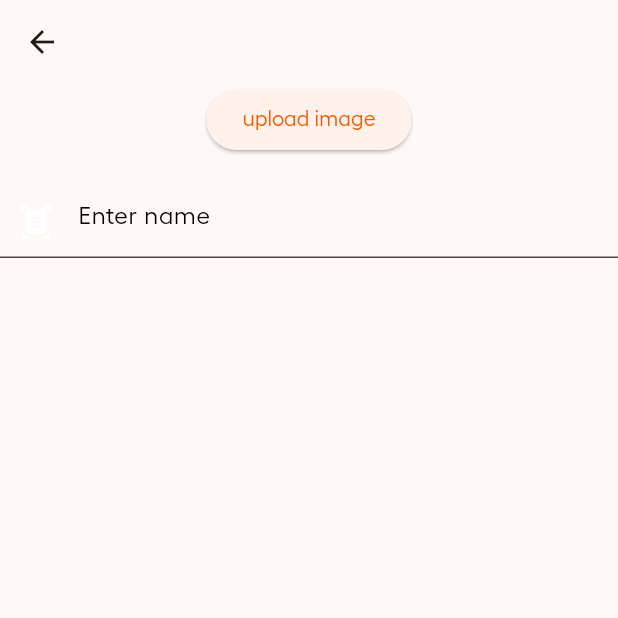
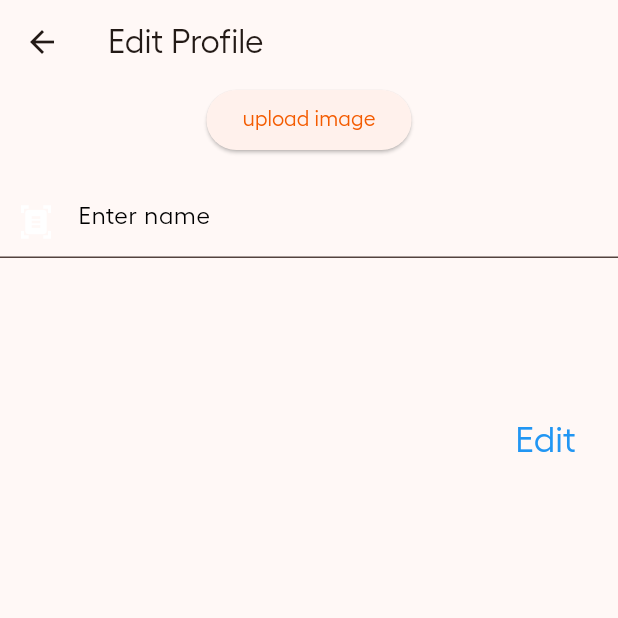
Before and after one commit to doaa85/RecipeApp, a Flutter app: the EditProfilePage screen opened directly, after a tap on "upload image", on a phone screen of 412 x 824 dp, the top half of it. Run offline on Flutter 3.47's test engine with Material 3 defaults, Android fonts, the phone set to English and light mode, and no system bars; our stand-ins replace carousel_slider, cloud_firestore, dots_indicator, file_picker, firebase_auth, firebase_core and 6 more; missing offline and left inert: flexible_grid_view, overlay_kit; accounts and stored records are empty.

Commit message:
changed files

```diff
--- a/lib/pages/all_recipes.pages.dart
+++ b/lib/pages/all_recipes.pages.dart
@@ -21,7 +21,7 @@ class _AllRecipesPageState extends State<AllRecipesPage> {
   @override
   Widget build(BuildContext context) {
     return Scaffold(
-        appBar: AppBar(),
+        appBar: AppBar(title: Text('All Recipes')),
         body: Consumer<RecipesProvider>(
             builder: (ctx, recipesProvider, _) =>
                 recipesProvider.recipesList == null
--- a/lib/pages/edit_profile_page.pages.dart
+++ b/lib/pages/edit_profile_page.pages.dart
@@ -1,8 +1,5 @@
-import 'package:file_picker/file_picker.dart';
-import 'package:firebase_auth/firebase_auth.dart';
-import 'package:firebase_storage/firebase_storage.dart';
 import 'package:flutter/material.dart';
-import 'package:overlay_kit/overlay_kit.dart';
+import 'package:provider/provider.dart';
 import 'package:recipe_app/provider/app_auth.provider.dart';
 
 class EditProfilePage extends StatefulWidget {
@@ -19,51 +16,58 @@ class _EditProfilePageState extends State<EditProfilePage> {
 
   @override
   Widget build(BuildContext context) {
-    return Scaffold(
-      appBar: AppBar(),
+    return Consumer<AppAuthProvider>(
+        builder: ((context, authProvider, child) => Scaffold(
+              appBar: AppBar(
+                title: Text('Edit Profile'),
+              ),
               body: Center(
+                  child: Form(
+                key: authProvider.formKey,
                 child: Column(
                   children: [
                     ElevatedButton(
-              onPressed: () async {
-                OverlayLoadingProgress.start();
-
-                var imageResult = await FilePicker.platform
-                    .pickFiles(type: FileType.image, withData: true);
-
-                var refresnce = FirebaseStorage.instance
-                    .ref('reciepes/${imageResult?.files.first.name}');
-
-                if (imageResult?.files.first.bytes != null) {
-                  var uploadResult = await refresnce.putData(
-                      imageResult!.files.first.bytes!,
-                      SettableMetadata(contentType: 'image/png'));
-
-                  if (uploadResult.state == TaskState.success) {
-                    print(
-                        '?????image upload successfully ${await refresnce.getDownloadURL()}');
-                  }
+                        onPressed: () {
+                          Provider.of<AppAuthProvider>(context, listen: false)
+                              .updateUserImage(context);
                         }
 
-                OverlayLoadingProgress.stop();
-              },
+                        //  () async {
+                        //   OverlayLoadingProgress.start();
+
+                        //   var imageResult = await FilePicker.platform
+                        //       .pickFiles(type: FileType.image, withData: true);
+
+                        //   var refresnce = FirebaseStorage.instance
+                        //       .ref('reciepes/${imageResult?.files.first.name}');
+
+                        //   if (imageResult?.files.first.bytes != null) {
+                        //     var uploadResult = await refresnce.putData(
+                        //         imageResult!.files.first.bytes!,
+                        //         SettableMetadata(contentType: 'image/png'));
+
+                        //     if (uploadResult.state == TaskState.success) {
+                        //       print(
+                        //           '?????image upload successfully ${await refresnce.getDownloadURL()}');
+                        //     }
+                        //   }
+
+                        //   OverlayLoadingProgress.stop();
+                        // },
+                        ,
                         child: const Text('upload image')),
-          SizedBox(
+                    const SizedBox(
                       height: 20,
                     ),
-          TextFormField(
-            onFieldSubmitted: (value) async {
-              if (nameController.text.isNotEmpty) {
-                // String value = nameController.text;
-                await FirebaseAuth.instance.currentUser
-                    ?.updateDisplayName(nameController.text);
+                    TextField(
+                      controller: authProvider.nameController,
+                      onChanged: (value) {
+                        String value = nameController.text;
 
+                        print(value);
                         nameController.clear();
-              }
-              Navigator.of(context).pop();
                       },
                       style: TextStyle(color: Colors.black),
-            controller: AppAuthProvider().nameController,
                       decoration: const InputDecoration(
                           border: UnderlineInputBorder(
                               borderSide: BorderSide(color: Colors.black)),
@@ -75,9 +79,32 @@ class _EditProfilePageState extends State<EditProfilePage> {
                             Icons.document_scanner,
                             color: Colors.white,
                           )),
-          )
+                    ),
+                    const SizedBox(
+                      height: 80,
+                    ),
+                    TextButton(
+                        onPressed: () {
+                          Provider.of<AppAuthProvider>(context, listen: false)
+                              .updateUserName(context, nameController.text);
+                          Navigator.of(context).pop();
+                        },
+                        child: const Padding(
+                          padding: EdgeInsets.all(16),
+                          child: Row(
+                            mainAxisAlignment: MainAxisAlignment.end,
+                            children: [
+                              Text(
+                                'Edit',
+                                style:
+                                    TextStyle(fontSize: 24, color: Colors.blue),
+                              ),
                             ],
+                          ),
+                        ))
+                  ],
+                ),
               )),
-    );
+            )));
   }
 }
--- a/lib/provider/app_auth.provider.dart
+++ b/lib/provider/app_auth.provider.dart
@@ -1,4 +1,8 @@
+import 'dart:io';
+
+import 'package:file_picker/file_picker.dart';
 import 'package:firebase_auth/firebase_auth.dart';
+import 'package:firebase_storage/firebase_storage.dart';
 import 'package:flutter/material.dart';
 import 'package:overlay_kit/overlay_kit.dart';
 import 'package:recipe_app/pages/home_page.pages.dart';
@@ -151,4 +155,106 @@ class AppAuthProvider extends ChangeNotifier {
     }
     OverlayLoadingProgress.stop();
   }
+
+  Future<void> updateUserProfile(String value) async {
+    try {
+      if (formKey?.currentState?.validate() ?? false) {
+        OverlayLoadingProgress.start();
+        var credentials = await FirebaseAuth.instance
+            .createUserWithEmailAndPassword(
+                email: emailController!.text,
+                password: passwordController!.text);
+
+        if (credentials.user != null) {
+          await credentials.user?.updateDisplayName(nameController!.text);
+          FirebaseAuth.instance.currentUser?.updatePhotoURL(
+              'https://firebasestorage.googleapis.com/v0/b/recipe-app-6d083.appspot.com/o/reciepes%2FIMG_%D9%A2%D9%A0%D9%A2%D9%A3%D9%A0%D9%A6%D9%A2%D9%A3_%D9%A2%D9%A3%D9%A0%D9%A7%D9%A3%D9%A4.jpg?alt=media&token=c0478655-9e3d-44c1-878d-f48fc2b6dec2');
+          OverlayLoadingProgress.stop();
+          // providerDispose();
+
+          // if (context.mounted) {
+          //   Navigator.pushReplacement(
+          //       context, MaterialPageRoute(builder: (_) => SettingsPage()));
+          // }
+        }
+        OverlayLoadingProgress.stop();
+      }
+    } catch (e) {
+      OverlayLoadingProgress.stop();
+    }
+  }
+   Future<void> updateUserName(BuildContext context, String newName) async {
+    try {
+      OverlayLoadingProgress.start();
+      User? currentUser = FirebaseAuth.instance.currentUser;
+      await currentUser?.updateDisplayName(newName);
+      OverlayLoadingProgress.stop();
+      OverlayToastMessage.show(
+        widget: const ToastMessageWidget(
+          message: 'Your name has been updated successfully',
+          toastMessageStatus: ToastMessageStatus.success,
+        ),
+      );
+    } catch (e) {
+      OverlayLoadingProgress.stop();
+      OverlayToastMessage.show(
+        widget: const ToastMessageWidget(
+          message: 'Failed to update name. Please try again.',
+          toastMessageStatus: ToastMessageStatus.failed,
+        ),
+      );
+    }
+  }
+  Future<void> updateUserImage(BuildContext context) async {
+    try {
+      OverlayLoadingProgress.start();
+      FilePickerResult? result = await FilePicker.platform.pickFiles(
+        type: FileType.image,
+        allowMultiple: false,
+      );
+
+      if (result != null && result.files.isNotEmpty) {
+        File file = File(result.files.single.path!);
+        User? currentUser = FirebaseAuth.instance.currentUser;
+
+        Reference ref = FirebaseStorage.instance
+            .ref()
+            .child('profile_images/${currentUser?.uid}.jpg');
+
+        UploadTask uploadTask = ref.putFile(file);
+        TaskSnapshot snapshot = await uploadTask.whenComplete(() => null);
+
+        if (snapshot.state == TaskState.success) {
+          String imageUrl = await ref.getDownloadURL();
+          await currentUser?.updatePhotoURL(imageUrl);
+          OverlayLoadingProgress.stop();
+          OverlayToastMessage.show(
+            widget: const ToastMessageWidget(
+              message: ' image has been updated successfully',
+              toastMessageStatus: ToastMessageStatus.success,
+            ),
+          );
+        } else {
+          throw Exception('Failed to upload image');
+        }
+      } else {
+        OverlayLoadingProgress.stop();
+        OverlayToastMessage.show(
+          widget: const ToastMessageWidget(
+            message: 'No image selected',
+            toastMessageStatus: ToastMessageStatus.failed,
+          ),
+        );
+      }
+    } catch (e) {
+      print('Error updating profile image: $e');
+      OverlayLoadingProgress.stop();
+      OverlayToastMessage.show(
+        widget: const ToastMessageWidget(
+          message: 'Failed to update profile image. Please try again.',
+          toastMessageStatus: ToastMessageStatus.failed,
+        ),
+      );
+    }
+  }
 }
--- a/lib/widgets/recipe_recently_widget.widgets.dart
+++ b/lib/widgets/recipe_recently_widget.widgets.dart
@@ -2,7 +2,7 @@ import 'package:flutter/material.dart';
 import 'package:flutter_rating_bar/flutter_rating_bar.dart';
 import 'package:provider/provider.dart';
 import 'package:recipe_app/models/recipes.model.dart';
-import 'package:recipe_app/pages/recently_viewed_page.pages.dart';
+
 import 'package:recipe_app/pages/recipe_detailes_page.pages.dart';
 import 'package:recipe_app/provider/recipes_provider.dart';
 import 'package:recipe_app/utilities/colores.dart';
```
Also changed, not shown: lib/pages/favourite_page.pages.dart (+16 -7 lines), lib/pages/filter_page.pages.dart (+7 -3 lines), lib/pages/forgot_password_page.pages.dart (+24 -2 lines), lib/pages/home_page.pages.dart (+6 -8 lines), lib/pages/recently_viewed_page.pages.dart (+16 -2 lines), lib/provider/recipes_provider.dart (+2 -5 lines), lib/widgets/recipe_widget.widgets.dart (+27 -29 lines), pubspec.lock. Lines whose indentation alone changed are shown as unchanged.
